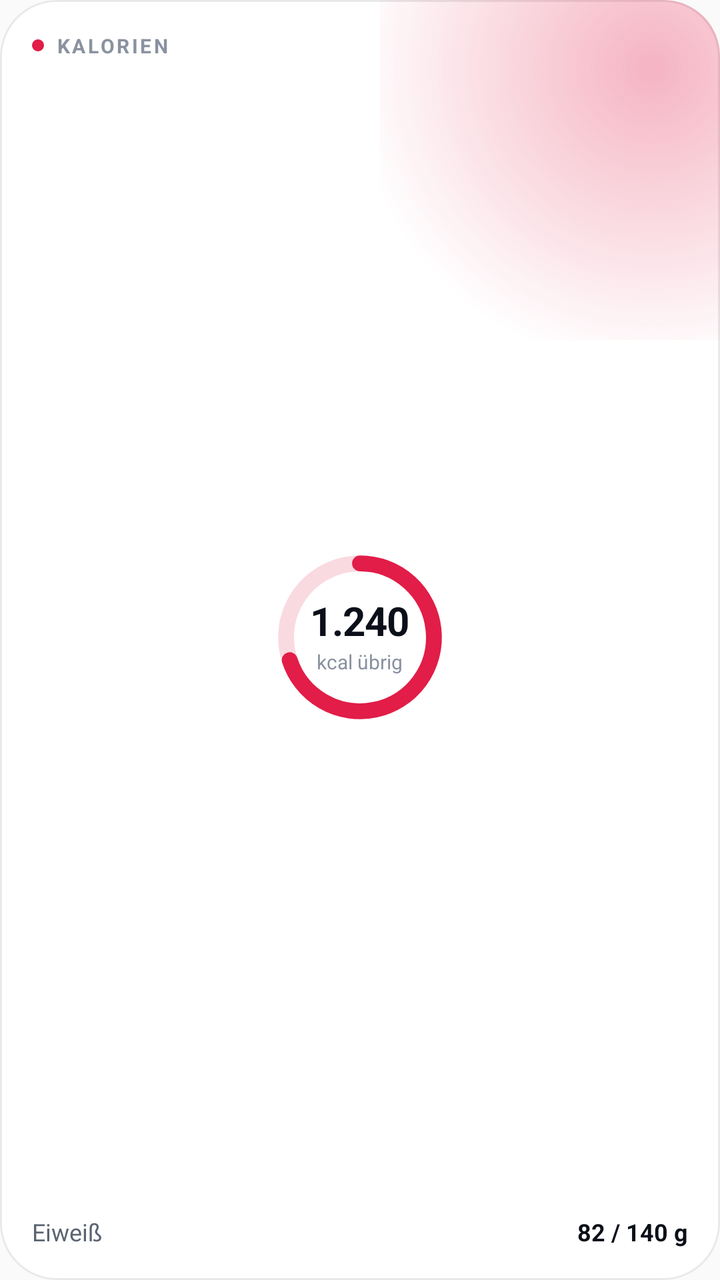
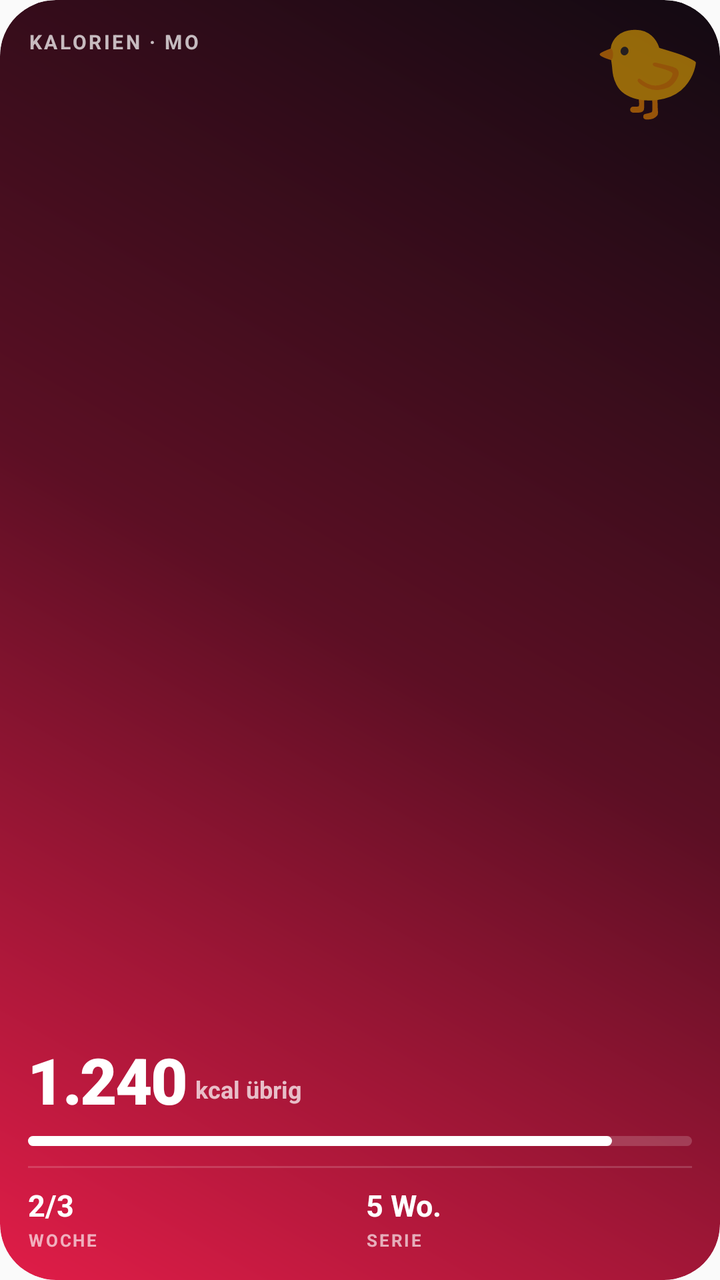

Two renders of the same Android screen: before a commit and after it. Below are the layout's source before the change and the commit's diff.
<!-- AndroidManifest.xml: application theme AppTheme -->
<!-- res/layout/widget_kcal.xml -->
<?xml version="1.0" encoding="utf-8"?>
<FrameLayout xmlns:android="http://schemas.android.com/apk/res/android"
    android:id="@android:id/background"
    style="@style/WidgetFb.Card">

    <ImageView android:id="@+id/glow" style="@style/WidgetFb.Glow" />

    <include
        android:id="@+id/empty"
        layout="@layout/widget_empty"
        android:visibility="gone" />

    <LinearLayout
        android:id="@+id/content"
        style="@style/WidgetFb.Content">

        <LinearLayout
            android:layout_width="match_parent"
            android:layout_height="wrap_content"
            android:gravity="center_vertical"
            android:orientation="horizontal">

            <ImageView android:id="@+id/dot" style="@style/WidgetFb.Dot" />

            <TextView
                android:id="@+id/overline"
                style="@style/WidgetFb.Overline"
                android:text="Kalorien" />
        </LinearLayout>

        <FrameLayout
            style="@style/WidgetFb.Fill"
            android:layout_marginTop="4dp"
            android:layout_marginBottom="4dp">

            <FrameLayout
                android:layout_width="88dp"
                android:layout_height="88dp"
                android:layout_gravity="center">

                <ImageView android:id="@+id/ring" style="@style/WidgetFb.Ring" />

                <LinearLayout
                    android:layout_width="match_parent"
                    android:layout_height="match_parent"
                    android:gravity="center"
                    android:orientation="vertical">

                    <TextView
                        android:id="@+id/kcal_left"
                        style="@style/WidgetFb.Number"
                        android:text="1.240"
                        android:textSize="20sp" />

                    <TextView
                        android:id="@+id/kcal_label"
                        style="@style/WidgetFb.Muted"
                        android:layout_marginTop="1dp"
                        android:text="kcal übrig"
                        android:textSize="10sp" />
                </LinearLayout>
            </FrameLayout>
        </FrameLayout>

        <LinearLayout
            android:layout_width="match_parent"
            android:layout_height="wrap_content"
            android:orientation="horizontal">

            <TextView
                style="@style/WidgetFb.Body"
                android:layout_width="0dp"
                android:layout_weight="1"
                android:text="Eiweiß" />

            <TextView
                android:id="@+id/protein_val"
                style="@style/WidgetFb.Value"
                android:text="82 / 140 g" />
        </LinearLayout>
    </LinearLayout>
</FrameLayout>
<!-- res/layout/widget_empty.xml (included above) -->
<?xml version="1.0" encoding="utf-8"?>
<LinearLayout xmlns:android="http://schemas.android.com/apk/res/android"
    android:layout_width="match_parent"
    android:layout_height="match_parent"
    android:gravity="center"
    android:orientation="vertical"
    android:padding="@dimen/widget_pad">

    <TextView
        android:id="@+id/empty_title"
        style="@style/WidgetFb.Title"
        android:gravity="center"
        android:textSize="14sp" />

    <TextView
        android:id="@+id/empty_hint"
        style="@style/WidgetFb.Muted"
        android:layout_width="match_parent"
        android:layout_marginTop="4dp"
        android:gravity="center"
        android:maxLines="2" />
</LinearLayout>
<!-- resources referenced by this layout -->
<resources>
  <dimen name="widget_pad">16dp</dimen>
  <style name="WidgetFb.Body">
          <item name="android:layout_width">wrap_content</item>
          <item name="android:layout_height">wrap_content</item>
          <item name="android:textColor">@color/widget_text2</item>
          <item name="android:textSize">12sp</item>
          <item name="android:maxLines">1</item>
          <item name="android:ellipsize">end</item>
      </style>
  <style name="WidgetFb.Card">
          <item name="android:layout_width">match_parent</item>
          <item name="android:layout_height">match_parent</item>
          <item name="android:background">@drawable/widget_card</item>
      </style>
  <style name="WidgetFb.Content">
          <item name="android:layout_width">match_parent</item>
          <item name="android:layout_height">match_parent</item>
          <item name="android:padding">@dimen/widget_pad</item>
          <item name="android:orientation">vertical</item>
      </style>
  <style name="WidgetFb.Dot">
          <item name="android:layout_width">6dp</item>
          <item name="android:layout_height">6dp</item>
          <item name="android:layout_marginEnd">6dp</item>
          <item name="android:src">@drawable/widget_dot</item>
          <item name="android:importantForAccessibility">no</item>
      </style>
  <style name="WidgetFb.Glow">
          <item name="android:layout_width">170dp</item>
          <item name="android:layout_height">170dp</item>
          <item name="android:layout_gravity">top|end</item>
          <item name="android:scaleType">fitXY</item>
          <item name="android:src">@drawable/widget_glow_preview</item>
          <item name="android:importantForAccessibility">no</item>
      </style>
  <style name="WidgetFb.Muted">
          <item name="android:layout_width">wrap_content</item>
          <item name="android:layout_height">wrap_content</item>
          <item name="android:textColor">@color/widget_muted</item>
          <item name="android:textSize">11sp</item>
          <item name="android:maxLines">1</item>
          <item name="android:ellipsize">end</item>
      </style>
  <style name="WidgetFb.Number">
          <item name="android:layout_width">wrap_content</item>
          <item name="android:layout_height">wrap_content</item>
          <item name="android:textColor">@color/widget_text</item>
          <item name="android:textSize">30sp</item>
          <item name="android:textStyle">bold</item>
          <item name="android:fontFamily">sans-serif</item>
          <item name="android:letterSpacing">-0.02</item>
          <item name="android:fontFeatureSettings">tnum</item>
          <item name="android:includeFontPadding">false</item>
          <item name="android:maxLines">1</item>
      </style>
  <style name="WidgetFb.Overline">
          <item name="android:layout_width">wrap_content</item>
          <item name="android:layout_height">wrap_content</item>
          <item name="android:textColor">@color/widget_muted</item>
          <item name="android:textSize">10sp</item>
          <item name="android:textStyle">bold</item>
          <item name="android:letterSpacing">0.12</item>
          <item name="android:textAllCaps">true</item>
          <item name="android:maxLines">1</item>
          <item name="android:ellipsize">end</item>
      </style>
  <style name="WidgetFb.Ring">
          <item name="android:layout_width">match_parent</item>
          <item name="android:layout_height">match_parent</item>
          <item name="android:scaleType">fitCenter</item>
          <item name="android:src">@drawable/widget_ring_preview</item>
          <item name="android:importantForAccessibility">no</item>
      </style>
  <style name="WidgetFb.Title">
          <item name="android:layout_width">match_parent</item>
          <item name="android:layout_height">wrap_content</item>
          <item name="android:textColor">@color/widget_text</item>
          <item name="android:textSize">16sp</item>
          <item name="android:textStyle">bold</item>
          <item name="android:ellipsize">end</item>
          <item name="android:maxLines">2</item>
          <item name="android:lineSpacingMultiplier">0.95</item>
      </style>
  <style name="WidgetFb.Value">
          <item name="android:layout_width">wrap_content</item>
          <item name="android:layout_height">wrap_content</item>
          <item name="android:textColor">@color/widget_text</item>
          <item name="android:textSize">12sp</item>
          <item name="android:textStyle">bold</item>
          <item name="android:fontFeatureSettings">tnum</item>
          <item name="android:maxLines">1</item>
      </style>
  <color name="widget_text2">#5B6472</color>
  <!-- drawable widget_card (drawable) -->
  <?xml version="1.0" encoding="utf-8"?>
  <shape xmlns:android="http://schemas.android.com/apk/res/android" android:shape="rectangle">
      <solid android:color="@color/widget_card" />
      <stroke android:width="1dp" android:color="@color/widget_stroke" />
      <corners android:radius="@dimen/widget_radius" />
  </shape>
  <!-- drawable widget_dot (drawable) -->
  <?xml version="1.0" encoding="utf-8"?>
  <shape xmlns:android="http://schemas.android.com/apk/res/android" android:shape="oval">
      <solid android:color="#E11D48" />
  </shape>
  <!-- drawable widget_glow_preview (drawable) -->
  <?xml version="1.0" encoding="utf-8"?>
  <shape xmlns:android="http://schemas.android.com/apk/res/android" android:shape="rectangle">
      <gradient
          android:centerX="0.8"
          android:centerY="0.2"
          android:endColor="#00E11D48"
          android:gradientRadius="150dp"
          android:startColor="#55E11D48"
          android:type="radial" />
  </shape>
  <color name="widget_muted">#8A92A0</color>
  <color name="widget_text">#0B0F19</color>
  <!-- drawable widget_ring_preview (drawable) -->
  <?xml version="1.0" encoding="utf-8"?>
  <vector xmlns:android="http://schemas.android.com/apk/res/android"
      android:width="96dp"
      android:height="96dp"
      android:viewportWidth="100"
      android:viewportHeight="100">
      <path
          android:pathData="M50,8 A42,42 0 1,1 49.99,8"
          android:strokeWidth="9"
          android:strokeColor="#29E11D48" />
      <path
          android:pathData="M50,8 A42,42 0 1,1 10.06,62.98"
          android:strokeLineCap="round"
          android:strokeWidth="9"
          android:strokeColor="#E11D48" />
  </vector>
  <color name="widget_card">#FFFFFF</color>
  <color name="widget_stroke">#140B0F19</color>
  <!-- unchanged entries left out for length: 3 -->
</resources>

<!-- the commit's change to res/layout/widget_kcal.xml (unified diff, before → after) -->
@@ -1,105 +1,176 @@
 <?xml version="1.0" encoding="utf-8"?>
 <FrameLayout xmlns:android="http://schemas.android.com/apk/res/android"
     android:id="@android:id/background"
-    style="@style/WidgetFb.Card">
+    style="@style/WidgetFb.Hero">
 
-    <ImageView android:id="@+id/glow" style="@style/WidgetFb.Glow" />
+    <ImageView android:id="@+id/art" style="@style/WidgetFb.Art" />
 
     <include
         android:id="@+id/empty"
-        layout="@layout/widget_empty"
+        layout="@layout/widget_empty_hero"
         android:visibility="gone" />
 
     <LinearLayout
         android:id="@+id/content"
-        style="@style/WidgetFb.Content">
+        style="@style/WidgetFb.HeroContent">
+
+        <TextView
+            android:id="@+id/overline"
+            style="@style/WidgetFb.HeroOverline"
+            android:layout_marginEnd="54dp"
+            android:text="Kalorien · Mo" />
+
+        <FrameLayout style="@style/WidgetFb.Fill" />
 
         <LinearLayout
-            android:layout_width="match_parent"
+            android:layout_width="wrap_content"
             android:layout_height="wrap_content"
-            android:gravity="center_vertical"
-            android:orientation="horizontal">
-
-            <ImageView android:id="@+id/dot" style="@style/WidgetFb.Dot" />
-
-            <TextView
-                android:id="@+id/overline"
-                style="@style/WidgetFb.Overline"
-                android:text="Kalorien" />
-        </LinearLayout>
-
-        <FrameLayout
-            style="@style/WidgetFb.Fill"
-            android:layout_marginTop="4dp"
-            android:layout_marginBottom="4dp">
-
-            <FrameLayout
-                android:layout_width="88dp"
-                android:layout_height="88dp"
-                android:layout_gravity="center">
-
-                <ImageView android:id="@+id/ring" style="@style/WidgetFb.Ring" />
-
-                <LinearLayout
-                    android:layout_width="match_parent"
-                    android:layout_height="match_parent"
-                    android:gravity="center"
-                    android:orientation="vertical">
-
-                    <TextView
-                        android:id="@+id/kcal_left"
-                        style="@style/WidgetFb.Number"
-                        android:text="1.240"
-                        android:textSize="20sp" />
-
-                    <TextView
-                        android:id="@+id/kcal_label"
-                        style="@style/WidgetFb.Muted"
-                        android:layout_marginTop="1dp"
-                        android:text="kcal übrig"
-                        android:textSize="10sp" />
-                </LinearLayout>
-            </FrameLayout>
-        </FrameLayout>
-
-        <LinearLayout
-            android:layout_width="match_parent"
-            android:layout_height="wrap_content"
+            android:gravity="bottom"
             android:orientation="horizontal">
 
             <TextView
-                style="@style/WidgetFb.Body"
-                android:layout_width="0dp"
-                android:layout_weight="1"
-                android:text="Eiweiß" />
+                android:id="@+id/kcal_left"
+                style="@style/WidgetFb.HeroNumber"
+                android:text="1.240" />
 
             <TextView
-                android:id="@+id/protein_val"
-                style="@style/WidgetFb.Value"
-                android:text="82 / 140 g" />
+                android:id="@+id/kcal_label"
+                style="@style/WidgetFb.HeroBody"
+                android:layout_marginStart="4dp"
+                android:layout_marginBottom="3dp"
+                android:text="kcal übrig"
+                android:textStyle="bold" />
         </LinearLayout>
+
+        <ImageView
+            android:id="@+id/bar"
+            style="@style/WidgetFb.HeroBar"
+            android:layout_marginTop="8dp" />
+
+        <include layout="@layout/widget_hero_stats" />
     </LinearLayout>
+
+    <include
+        layout="@layout/widget_hero_buddy"
+        android:layout_width="64dp"
+        android:layout_height="64dp"
+        android:layout_gravity="top|end"
+        android:layout_marginTop="4dp"
+        android:layout_marginEnd="4dp" />
 </FrameLayout>
-<!-- res/layout/widget_empty.xml (included above) -->
+<!-- res/layout/widget_empty_hero.xml (included above) -->
 <?xml version="1.0" encoding="utf-8"?>
 <LinearLayout xmlns:android="http://schemas.android.com/apk/res/android"
     android:layout_width="match_parent"
     android:layout_height="match_parent"
-    android:gravity="center"
+    android:gravity="bottom|start"
     android:orientation="vertical"
-    android:padding="@dimen/widget_pad">
+    android:padding="14dp">
 
     <TextView
         android:id="@+id/empty_title"
-        style="@style/WidgetFb.Title"
-        android:gravity="center"
-        android:textSize="14sp" />
+        style="@style/WidgetFb.HeroTitle"
+        android:textSize="16sp" />
 
     <TextView
         android:id="@+id/empty_hint"
-        style="@style/WidgetFb.Muted"
+        style="@style/WidgetFb.HeroBody"
         android:layout_width="match_parent"
         android:layout_marginTop="4dp"
-        android:gravity="center"
         android:maxLines="2" />
 </LinearLayout>
+<!-- res/layout/widget_hero_stats.xml (included above) -->
+<?xml version="1.0" encoding="utf-8"?>
+<LinearLayout xmlns:android="http://schemas.android.com/apk/res/android"
+    android:layout_width="match_parent"
+    android:layout_height="wrap_content"
+    android:layout_marginTop="10dp"
+    android:orientation="vertical">
+
+    <FrameLayout
+        android:id="@+id/divider"
+        android:layout_width="match_parent"
+        android:layout_height="1dp"
+        android:background="@drawable/widget_hero_line" />
+
+    <LinearLayout
+        android:id="@+id/stats"
+        android:layout_width="match_parent"
+        android:layout_height="wrap_content"
+        android:layout_marginTop="8dp"
+        android:orientation="horizontal">
+
+        <LinearLayout
+            android:id="@+id/stat1"
+            android:layout_width="0dp"
+            android:layout_height="wrap_content"
+            android:layout_weight="1"
+            android:orientation="vertical">
+
+            <TextView android:id="@+id/stat1_value" style="@style/WidgetFb.HeroStatValue" android:text="2/3" />
+            <TextView android:id="@+id/stat1_label" style="@style/WidgetFb.HeroStatLabel" android:text="Woche" />
+        </LinearLayout>
+
+        <LinearLayout
+            android:id="@+id/stat2"
+            android:layout_width="0dp"
+            android:layout_height="wrap_content"
+            android:layout_marginStart="6dp"
+            android:layout_weight="1"
+            android:orientation="vertical">
+
+            <TextView android:id="@+id/stat2_value" style="@style/WidgetFb.HeroStatValue" android:text="5 Wo." />
+            <TextView android:id="@+id/stat2_label" style="@style/WidgetFb.HeroStatLabel" android:text="Serie" />
+        </LinearLayout>
+
+        <LinearLayout
+            android:id="@+id/stat3"
+            android:layout_width="0dp"
+            android:layout_height="wrap_content"
+            android:layout_marginStart="6dp"
+            android:layout_weight="1"
+            android:orientation="vertical"
+            android:visibility="gone">
+
+            <TextView android:id="@+id/stat3_value" style="@style/WidgetFb.HeroStatValue" />
+            <TextView android:id="@+id/stat3_label" style="@style/WidgetFb.HeroStatLabel" />
+        </LinearLayout>
+
+        
+        <FrameLayout
+            android:id="@+id/seal_space"
+            android:layout_width="48dp"
+            android:layout_height="1dp"
+            android:visibility="gone" />
+    </LinearLayout>
+</LinearLayout>
+<!-- res/layout/widget_hero_buddy.xml (included above) -->
+<?xml version="1.0" encoding="utf-8"?>
+<FrameLayout xmlns:android="http://schemas.android.com/apk/res/android"
+    android:id="@+id/buddy_box"
+    android:layout_width="64dp"
+    android:layout_height="64dp"
+    android:layout_gravity="top|end"
+    android:layout_marginTop="4dp"
+    android:layout_marginEnd="4dp">
+
+    <ImageView
+        android:id="@+id/buddy"
+        android:layout_width="match_parent"
+        android:layout_height="match_parent"
+        android:contentDescription="Buddy"
+        android:scaleType="fitCenter"
+        android:visibility="gone" />
+
+    <TextView
+        android:id="@+id/buddy_emoji"
+        android:layout_width="match_parent"
+        android:layout_height="match_parent"
+        android:autoSizeMaxTextSize="80sp"
+        android:autoSizeMinTextSize="20sp"
+        android:autoSizeTextType="uniform"
+        android:gravity="center"
+        android:includeFontPadding="false"
+        android:padding="6dp"
+        android:text="🐤" />
+</FrameLayout>
<!-- resource entries referenced after the edit -->
@@ -1,64 +1,57 @@
 <!-- resources referenced by this layout -->
 <resources>
-  <dimen name="widget_pad">16dp</dimen>
-  <style name="WidgetFb.Body">
+  <!-- drawable widget_hero_line (drawable) -->
+  <?xml version="1.0" encoding="utf-8"?>
+  <shape xmlns:android="http://schemas.android.com/apk/res/android" android:shape="rectangle">
+      <solid android:color="@color/hero_line" />
+  </shape>
+  <style name="WidgetFb.Art">
+          <item name="android:layout_width">match_parent</item>
+          <item name="android:layout_height">match_parent</item>
+          <item name="android:scaleType">centerCrop</item>
+          <item name="android:importantForAccessibility">no</item>
+      </style>
+  <style name="WidgetFb.Hero">
+          <item name="android:layout_width">match_parent</item>
+          <item name="android:layout_height">match_parent</item>
+          <item name="android:background">@drawable/widget_hero</item>
+      </style>
+  <style name="WidgetFb.HeroBar">
+          <item name="android:layout_width">match_parent</item>
+          <item name="android:layout_height">5dp</item>
+          <item name="android:scaleType">fitXY</item>
+          <item name="android:src">@drawable/widget_hero_bar_preview</item>
+          <item name="android:importantForAccessibility">no</item>
+      </style>
+  <style name="WidgetFb.HeroBody">
           <item name="android:layout_width">wrap_content</item>
           <item name="android:layout_height">wrap_content</item>
-          <item name="android:textColor">@color/widget_text2</item>
+          <item name="android:textColor">@color/hero_text2</item>
           <item name="android:textSize">12sp</item>
           <item name="android:maxLines">1</item>
           <item name="android:ellipsize">end</item>
       </style>
-  <style name="WidgetFb.Card">
+  <style name="WidgetFb.HeroContent">
           <item name="android:layout_width">match_parent</item>
           <item name="android:layout_height">match_parent</item>
-          <item name="android:background">@drawable/widget_card</item>
-      </style>
-  <style name="WidgetFb.Content">
-          <item name="android:layout_width">match_parent</item>
-          <item name="android:layout_height">match_parent</item>
-          <item name="android:padding">@dimen/widget_pad</item>
+          <item name="android:padding">14dp</item>
           <item name="android:orientation">vertical</item>
       </style>
-  <style name="WidgetFb.Dot">
-          <item name="android:layout_width">6dp</item>
-          <item name="android:layout_height">6dp</item>
-          <item name="android:layout_marginEnd">6dp</item>
-          <item name="android:src">@drawable/widget_dot</item>
-          <item name="android:importantForAccessibility">no</item>
-      </style>
-  <style name="WidgetFb.Glow">
-          <item name="android:layout_width">170dp</item>
-          <item name="android:layout_height">170dp</item>
-          <item name="android:layout_gravity">top|end</item>
-          <item name="android:scaleType">fitXY</item>
-          <item name="android:src">@drawable/widget_glow_preview</item>
-          <item name="android:importantForAccessibility">no</item>
-      </style>
-  <style name="WidgetFb.Muted">
+  <style name="WidgetFb.HeroNumber">
           <item name="android:layout_width">wrap_content</item>
           <item name="android:layout_height">wrap_content</item>
-          <item name="android:textColor">@color/widget_muted</item>
-          <item name="android:textSize">11sp</item>
-          <item name="android:maxLines">1</item>
-          <item name="android:ellipsize">end</item>
-      </style>
-  <style name="WidgetFb.Number">
-          <item name="android:layout_width">wrap_content</item>
-          <item name="android:layout_height">wrap_content</item>
-          <item name="android:textColor">@color/widget_text</item>
-          <item name="android:textSize">30sp</item>
-          <item name="android:textStyle">bold</item>
-          <item name="android:fontFamily">sans-serif</item>
-          <item name="android:letterSpacing">-0.02</item>
+          <item name="android:textColor">@color/hero_text</item>
+          <item name="android:textSize">32sp</item>
+          <item name="android:fontFamily">sans-serif-black</item>
+          <item name="android:letterSpacing">-0.03</item>
           <item name="android:fontFeatureSettings">tnum</item>
           <item name="android:includeFontPadding">false</item>
           <item name="android:maxLines">1</item>
       </style>
-  <style name="WidgetFb.Overline">
+  <style name="WidgetFb.HeroOverline">
           <item name="android:layout_width">wrap_content</item>
           <item name="android:layout_height">wrap_content</item>
-          <item name="android:textColor">@color/widget_muted</item>
+          <item name="android:textColor">@color/hero_text2</item>
           <item name="android:textSize">10sp</item>
           <item name="android:textStyle">bold</item>
           <item name="android:letterSpacing">0.12</item>
@@ -66,77 +59,68 @@
           <item name="android:maxLines">1</item>
           <item name="android:ellipsize">end</item>
       </style>
-  <style name="WidgetFb.Ring">
+  <style name="WidgetFb.HeroStatLabel">
+          <item name="android:layout_width">wrap_content</item>
+          <item name="android:layout_height">wrap_content</item>
+          <item name="android:layout_marginTop">2dp</item>
+          <item name="android:textColor">@color/hero_muted</item>
+          <item name="android:textSize">8.5sp</item>
+          <item name="android:textStyle">bold</item>
+          <item name="android:letterSpacing">0.1</item>
+          <item name="android:textAllCaps">true</item>
+          <item name="android:maxLines">1</item>
+          <item name="android:ellipsize">end</item>
+      </style>
+  <style name="WidgetFb.HeroStatValue">
           <item name="android:layout_width">match_parent</item>
-          <item name="android:layout_height">match_parent</item>
-          <item name="android:scaleType">fitCenter</item>
-          <item name="android:src">@drawable/widget_ring_preview</item>
-          <item name="android:importantForAccessibility">no</item>
+          <item name="android:layout_height">20dp</item>
+          <item name="android:textColor">@color/hero_text</item>
+          <item name="android:textSize">15sp</item>
+          <item name="android:textStyle">bold</item>
+          <item name="android:fontFeatureSettings">tnum</item>
+          <item name="android:includeFontPadding">false</item>
+          <item name="android:gravity">bottom|start</item>
+          <item name="android:maxLines">1</item>
+          <item name="android:autoSizeTextType">uniform</item>
+          <item name="android:autoSizeMinTextSize">10sp</item>
+          <item name="android:autoSizeMaxTextSize">15sp</item>
       </style>
-  <style name="WidgetFb.Title">
+  <style name="WidgetFb.HeroTitle">
           <item name="android:layout_width">match_parent</item>
           <item name="android:layout_height">wrap_content</item>
-          <item name="android:textColor">@color/widget_text</item>
-          <item name="android:textSize">16sp</item>
-          <item name="android:textStyle">bold</item>
+          <item name="android:textColor">@color/hero_text</item>
+          <item name="android:textSize">18sp</item>
+          <item name="android:fontFamily">sans-serif-black</item>
+          <item name="android:letterSpacing">-0.01</item>
           <item name="android:ellipsize">end</item>
           <item name="android:maxLines">2</item>
-          <item name="android:lineSpacingMultiplier">0.95</item>
+          <item name="android:lineSpacingMultiplier">0.92</item>
       </style>
-  <style name="WidgetFb.Value">
-          <item name="android:layout_width">wrap_content</item>
-          <item name="android:layout_height">wrap_content</item>
-          <item name="android:textColor">@color/widget_text</item>
-          <item name="android:textSize">12sp</item>
-          <item name="android:textStyle">bold</item>
-          <item name="android:fontFeatureSettings">tnum</item>
-          <item name="android:maxLines">1</item>
-      </style>
-  <color name="widget_text2">#5B6472</color>
-  <!-- drawable widget_card (drawable) -->
-  <?xml version="1.0" encoding="utf-8"?>
-  <shape xmlns:android="http://schemas.android.com/apk/res/android" android:shape="rectangle">
-      <solid android:color="@color/widget_card" />
-      <stroke android:width="1dp" android:color="@color/widget_stroke" />
-      <corners android:radius="@dimen/widget_radius" />
-  </shape>
-  <!-- drawable widget_dot (drawable) -->
-  <?xml version="1.0" encoding="utf-8"?>
-  <shape xmlns:android="http://schemas.android.com/apk/res/android" android:shape="oval">
-      <solid android:color="#E11D48" />
-  </shape>
-  <!-- drawable widget_glow_preview (drawable) -->
+  <color name="hero_line">#29FFFFFF</color>
+  <!-- drawable widget_hero (drawable) -->
   <?xml version="1.0" encoding="utf-8"?>
   <shape xmlns:android="http://schemas.android.com/apk/res/android" android:shape="rectangle">
       <gradient
-          android:centerX="0.8"
-          android:centerY="0.2"
-          android:endColor="#00E11D48"
-          android:gradientRadius="150dp"
-          android:startColor="#55E11D48"
-          android:type="radial" />
+          android:angle="45"
+          android:centerColor="#5C0F24"
+          android:endColor="#120A12"
+          android:startColor="#E11D48"
+          android:type="linear" />
+      <corners android:radius="@dimen/widget_radius" />
   </shape>
-  <color name="widget_muted">#8A92A0</color>
-  <color name="widget_text">#0B0F19</color>
-  <!-- drawable widget_ring_preview (drawable) -->
+  <!-- drawable widget_hero_bar_preview (drawable) -->
   <?xml version="1.0" encoding="utf-8"?>
-  <vector xmlns:android="http://schemas.android.com/apk/res/android"
-      android:width="96dp"
-      android:height="96dp"
-      android:viewportWidth="100"
-      android:viewportHeight="100">
-      <path
-          android:pathData="M50,8 A42,42 0 1,1 49.99,8"
-          android:strokeWidth="9"
-          android:strokeColor="#29E11D48" />
-      <path
-          android:pathData="M50,8 A42,42 0 1,1 10.06,62.98"
-          android:strokeLineCap="round"
-          android:strokeWidth="9"
-          android:strokeColor="#E11D48" />
-  </vector>
-  <color name="widget_card">#FFFFFF</color>
-  <color name="widget_stroke">#140B0F19</color>
+  <layer-list xmlns:android="http://schemas.android.com/apk/res/android">
+      <item>
+          <shape><corners android:radius="999dp" /><solid android:color="#2EFFFFFF" /></shape>
+      </item>
+      <item android:right="40dp">
+          <shape><corners android:radius="999dp" /><solid android:color="#FFFFFF" /></shape>
+      </item>
+  </layer-list>
+  <color name="hero_text2">#B8FFFFFF</color>
+  <color name="hero_text">#FFFFFF</color>
+  <color name="hero_muted">#A6FFFFFF</color>
   <!-- unchanged entries left out for length: 3 -->
 </resources>
 
